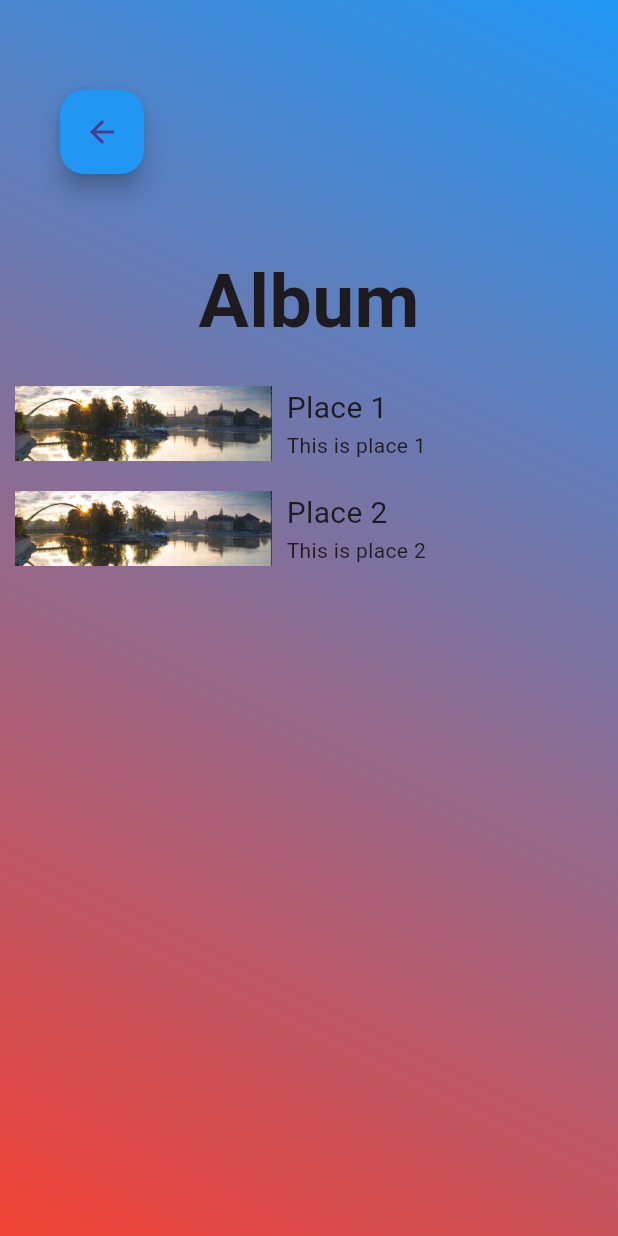
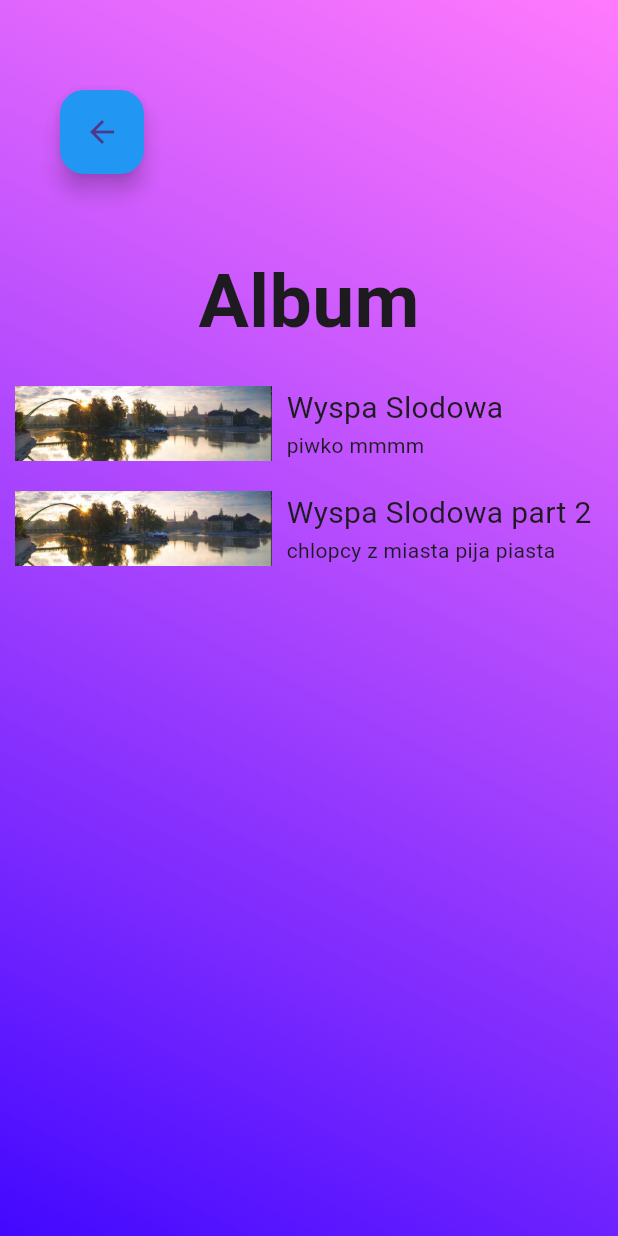
Before and after one commit to Jonasz989/PSIIM, a Flutter app: the AlbumView screen opened directly, on a phone screen of 412 x 824 dp. Run offline on Flutter 3.47's test engine with Material 3 defaults, Android fonts, the phone set to English and light mode, and no system bars; our stand-ins replace google_maps_flutter; missing offline and left inert: mobile_scanner.

Commit message:
Debug Cleanup, background consistency

```diff
--- a/frontend/lib/AlbumView.dart
+++ b/frontend/lib/AlbumView.dart
@@ -4,15 +4,14 @@ class AlbumView extends StatelessWidget {
   final List<Map<String, dynamic>> places = [
     {
       'image': 'assets/images/wyspa.jpg',
-      'name': 'Place 1',
-      'description': 'This is place 1',
+      'name': 'Wyspa Slodowa',
+      'description': 'piwko mmmm',
     },
     {
       'image': 'assets/images/wyspa.jpg',
-      'name': 'Place 2',
-      'description': 'This is place 2',
+      'name': 'Wyspa Slodowa part 2',
+      'description': 'chlopcy z miasta pija piasta',
     },
-    // Add more places here
   ];
 
   @override
@@ -26,8 +25,8 @@ class AlbumView extends StatelessWidget {
                 begin: Alignment.topRight,
                 end: Alignment.bottomLeft,
                 colors: [
-                  Colors.blue,
-                  Colors.red,
+                  Color.fromARGB(204, 255, 88, 252),
+                  Color.fromARGB(247, 60, 0, 255),
                 ],
               ),
             ),
@@ -52,7 +51,6 @@ class AlbumView extends StatelessWidget {
                 style: TextStyle(
                   fontSize: 50.0,
                   fontWeight: FontWeight.bold,
-                  //fontFamily: 'Roboto',
                 ),
               ),
             ),
--- a/frontend/lib/MainView.dart
+++ b/frontend/lib/MainView.dart
@@ -173,7 +173,7 @@ class MainView extends StatelessWidget {
                 ),
               ),
               Container(
-                width: 140 * 2 + 30, // width of two tiles and their spacing
+                width: 140 * 2 + 30,
                 height: 89,
                 child: InkWell(
                   onTap: () {
--- a/frontend/lib/MapView.dart
+++ b/frontend/lib/MapView.dart
@@ -25,8 +25,7 @@ class _MapState extends State<MapView> {
   }
 
   Future<void> _fetchPoints() async {
-    final String apiUrl =
-        'http://10.0.2.2:8080/api/pois'; // Assuming this is your API endpoint
+    final String apiUrl = 'http://10.0.2.2:8080/api/pois';
     final String token = accessToken;
 
     try {
--- a/frontend/lib/ProgressView.dart
+++ b/frontend/lib/ProgressView.dart
@@ -4,7 +4,6 @@ class ProgressView extends StatelessWidget {
   final List<Achievement> achievements = [
     Achievement('Achievement 1', 'assets/images/win.jpg', 0.5, '5 out of 10'),
     Achievement('Achievement 2', 'assets/images/win.jpg', 0.7, '7 out of 10'),
-    // Add more achievements here
   ];
 
   @override
@@ -18,8 +17,8 @@ class ProgressView extends StatelessWidget {
                 begin: Alignment.topRight,
                 end: Alignment.bottomLeft,
                 colors: [
-                  Colors.blue,
-                  Colors.red,
+                  Color.fromARGB(204, 255, 88, 252),
+                  Color.fromARGB(247, 60, 0, 255),
                 ],
               ),
             ),
```
Also changed, not shown: frontend/lib/LeaderboardView.dart (+4 -5 lines), frontend/lib/LoginScreen.dart (+6 -25 lines), frontend/lib/main.dart (+4 -4 lines).
